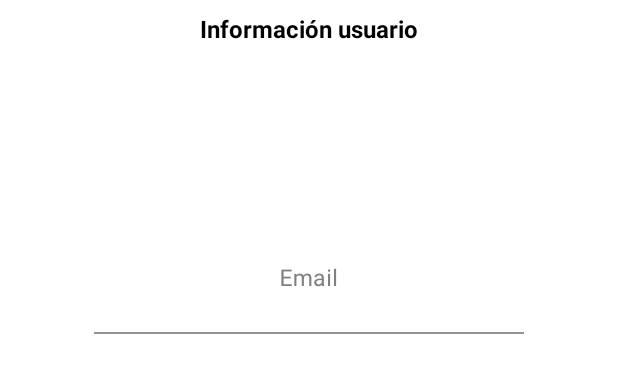
After one commit to pablomariaarranzpou/Unidemy, an Android app: the layout activity_userinfo.xml on its own in the app's theme, with its tools: preview values and no code run, on a phone screen of 412 x 824 dp. The commit adds this screen. Shown: the top 373 px of the screen. Run offline under Robolectric (Android 15) with nearby library versions, the phone set to English and light mode, and no system bars.

Commit message:
Opción de cambiar correo de ususario

```diff
--- a/app/src/main/AndroidManifest.xml
+++ b/app/src/main/AndroidManifest.xml
@@ -65,6 +65,7 @@
         <activity android:name=".ui.MainActivity"
             android:exported="false"/>
         <activity android:name=".ui.MenuLateral" />
+        <activity android:name=".ui.UserInfoActivity" />
 
         android:theme="@style/Theme.AppCompat.Light.NoActionBar"
 
--- a/app/src/main/java/com/example/unidemy/ui/DatabaseAdapter.java
+++ b/app/src/main/java/com/example/unidemy/ui/DatabaseAdapter.java
@@ -214,6 +214,8 @@ public class DatabaseAdapter extends Activity {
     }
 
 
+
+
     public HashMap<String, String> getDocuments () {
         db.collection("Curso")
                 .get()
--- a/app/src/main/java/com/example/unidemy/ui/ForgotPassword.java
+++ b/app/src/main/java/com/example/unidemy/ui/ForgotPassword.java
@@ -30,7 +30,7 @@ public class ForgotPassword extends AppCompatActivity {
         }
 
         void viewInitializations() {
-            etEmail = findViewById(R.id.et_email);
+            etEmail = findViewById(R.id.user_reset_email);
             getSupportActionBar().setDisplayHomeAsUpEnabled(true);
         }
 
--- a/app/src/main/java/com/example/unidemy/ui/MenuLateral.java
+++ b/app/src/main/java/com/example/unidemy/ui/MenuLateral.java
@@ -35,6 +35,10 @@ public class MenuLateral extends AppCompatActivity {
                         overridePendingTransition(0,0);
                         return true;
                     case R.id.changeInfo:
+                        Intent i = new Intent(MenuLateral.this, UserInfoActivity.class);
+                        overridePendingTransition(0,0);
+                        startActivity(i);
+                        return true;
                     case R.id.help_section:
                     case R.id.politics:
                         overridePendingTransition(0,0);
--- a/app/src/main/res/layout/activity_firstlogin.xml
+++ b/app/src/main/res/layout/activity_firstlogin.xml
@@ -68,6 +68,7 @@
         android:layout_height="70dp"
         android:backgroundTint="#FF9800"
         android:text="Realizar Test"
+        style="@style/Widget.MaterialComponents.Button.Icon"
         android:textColor="@color/black"
         tools:ignore="MissingConstraints"
         tools:layout_editor_absoluteX="109dp"
--- a/app/src/main/res/layout/activity_forgotpassword.xml
+++ b/app/src/main/res/layout/activity_forgotpassword.xml
@@ -54,7 +54,7 @@
                 app:layout_constraintWidth_percent="0.7">
 
                 <EditText
-                    android:id="@+id/et_email"
+                    android:id="@+id/user_reset_email"
                     android:layout_width="match_parent"
                     android:layout_height="wrap_content"
                     android:background="#00000000"
--- /dev/null
+++ b/app/src/main/res/layout/activity_userinfo.xml
@@ -0,0 +1,69 @@
+<?xml version="1.0" encoding="utf-8"?>
+<androidx.constraintlayout.widget.ConstraintLayout xmlns:android="http://schemas.android.com/apk/res/android"
+    xmlns:tools="http://schemas.android.com/tools"
+    android:layout_width="match_parent"
+    android:layout_height="match_parent"
+    xmlns:app="http://schemas.android.com/apk/res-auto"
+    android:background="#FFFFFF"
+    tools:context=".ui.UserInfoActivity">
+
+    <TextView
+        android:id="@+id/tv_heading"
+        android:layout_width="wrap_content"
+        android:layout_height="wrap_content"
+        android:layout_marginTop="8dp"
+        android:text="Información usuario"
+        android:textColor="#000"
+        android:textSize="16sp"
+        android:textStyle="bold"
+        app:layout_constraintEnd_toEndOf="parent"
+        app:layout_constraintStart_toStartOf="parent"
+        app:layout_constraintTop_toTopOf="parent" />
+
+
+    <ScrollView
+        android:layout_width="409dp"
+        android:layout_height="556dp"
+        app:layout_constraintBottom_toBottomOf="parent"
+        app:layout_constraintEnd_toEndOf="parent"
+        app:layout_constraintStart_toStartOf="parent"
+        app:layout_constraintTop_toBottomOf="@id/tv_heading">
+
+        <androidx.constraintlayout.widget.ConstraintLayout
+            android:layout_width="match_parent"
+            android:layout_height="match_parent"
+            android:focusable="true"
+            android:focusableInTouchMode="true">
+
+
+            <com.google.android.material.textfield.TextInputLayout
+                android:id="@+id/layout_email"
+                android:layout_width="0dp"
+                android:layout_height="wrap_content"
+                android:textColorHint="#808080"
+                app:layout_constraintEnd_toEndOf="parent"
+                app:layout_constraintStart_toStartOf="parent"
+                app:layout_constraintTop_toTopOf="parent"
+                app:layout_constraintWidth_percent="0.7">
+
+                <EditText
+                    android:id="@+id/user_reset_email"
+                    android:layout_width="match_parent"
+                    android:layout_height="73dp"
+                    android:background="#00000000"
+                    android:gravity="center"
+                    android:hint="Email"
+                    android:inputType="textEmailAddress"
+                    android:padding="10dp"
+                    android:textColor="#000000"
+                    android:textColorHint="#808080"
+                    android:textSize="15sp" />
+            </com.google.android.material.textfield.TextInputLayout>
+
+
+
+        </androidx.constraintlayout.widget.ConstraintLayout>
+
+    </ScrollView>
+
+</androidx.constraintlayout.widget.ConstraintLayout>
--- a/app/src/main/res/layout/course_item.xml
+++ b/app/src/main/res/layout/course_item.xml
@@ -10,7 +10,7 @@
     android:id="@+id/course_layout"
     tools:context=".ui.CursoCard">
 
-    <ImageButton
+    <ImageView
         android:id="@+id/play_button"
         android:layout_width="150dp"
         android:layout_height="81dp"
```
Also changed, not shown: app/src/main/java/com/example/unidemy/ui/CardCourseAdapter.java (+2 -6 lines), app/src/main/java/com/example/unidemy/ui/CardCourseHolder.java (+4 -3 lines), app/src/main/java/com/example/unidemy/ui/MyCoursesAdapter.java (+2 -6 lines), app/src/main/java/com/example/unidemy/ui/UserInfoActivity.java (added, +37 -0 lines).
